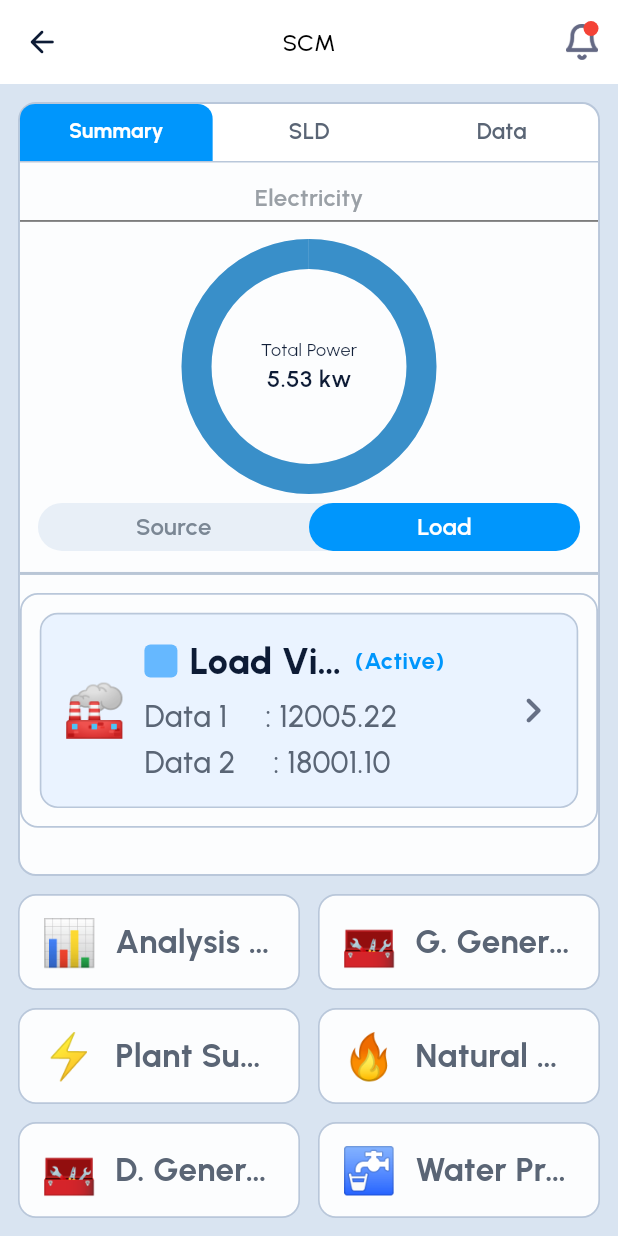
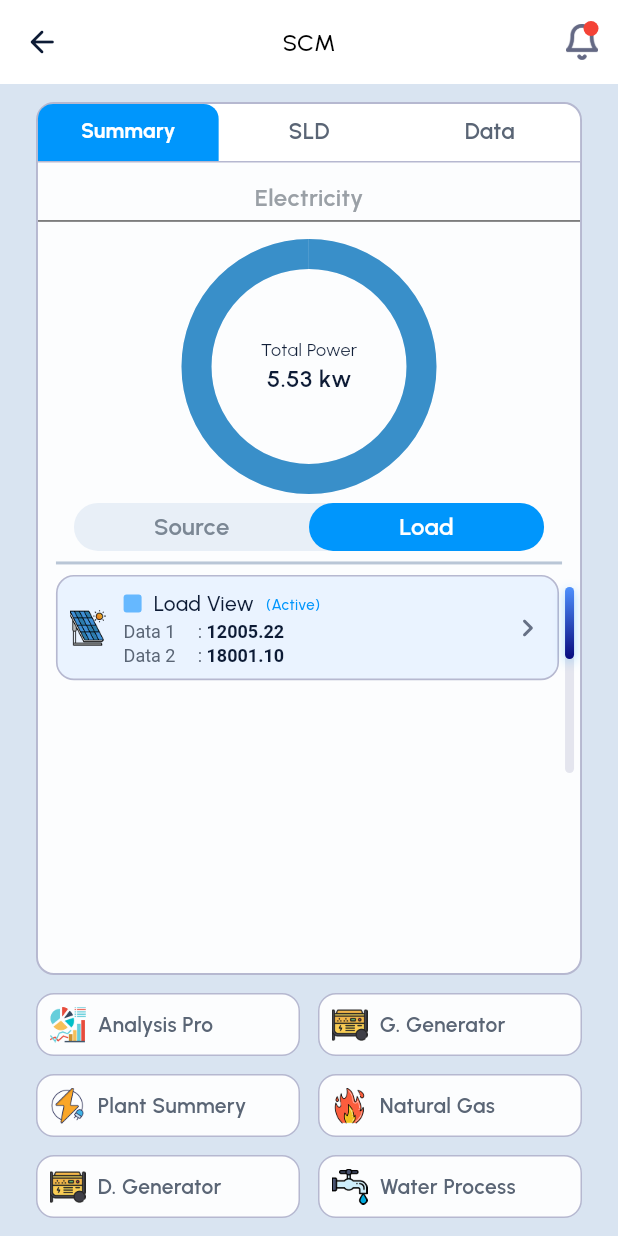
Before and after one commit to kawserfdev/SCUBE-CMS, a Flutter app: the HomeScreen screen opened by its route, after a tap on "Load", on a phone screen of 412 x 824 dp. Run offline on Flutter 3.47's test engine with Material 3 defaults, Android fonts, the light colour scheme and no system bars; our stand-ins replace get, google_fonts.

Commit message:
Update Pixel perfect UI in Home Page

```diff
--- a/lib/core/constants/app_assets.dart
+++ b/lib/core/constants/app_assets.dart
@@ -2,7 +2,7 @@ class AppAssets {
   AppAssets._();
 
   static const String appLogo = 'assets/images/app_logo.png';
-  static const String solar = 'assets/images/solar-sell.png';
+  static const String solar = 'assets/images/solar-cell.png';
   static const String battery = 'assets/images/battery.png';
   static const String pawer = 'assets/images/power.png';
   static const String calender = 'assets/images/calender.png';
--- a/lib/core/constants/app_colors.dart
+++ b/lib/core/constants/app_colors.dart
@@ -20,7 +20,7 @@ class AppColors {
   // New UI Colors
   static const Color backgroundLightBlue = Color(0xFFD9E4F1);
   static const Color textDarkBlue = Color(0xFF0D1B35);
-  static const Color borderLightBlue = Color(0xFFB9C7DA);
+  static const Color borderLightBlue = Color(0xFFB6B8D0);
   static const Color textMuted = Color(0xFF7B8794);
   static const Color textGrey = Color(0xFF5A6575);
   static const Color sectionTitle = Color(0xFF9AA0A6);
--- a/lib/features/home/controller/home_controller.dart
+++ b/lib/features/home/controller/home_controller.dart
@@ -1,8 +1,12 @@
 import 'package:flutter/material.dart';
 import 'package:get/get.dart';
+import 'package:scubecms/core/constants/app_assets.dart';
 import '../../../core/constants/app_colors.dart';
 
 class HomeController extends GetxController {
+    final ScrollController dataScrollController = ScrollController();
+
+
   final RxInt tabIndex = 0.obs;
 
   final RxInt segmentIndex = 0.obs;
@@ -27,7 +31,7 @@ class HomeController extends GetxController {
         isActive: true,
         data1: 55505.63,
         data2: 58805.63,
-        iconEmoji: "🔆",
+        iconEmoji: AppAssets.solar,
         colorBox: AppColors.dataBlue,
       ),
       HomeDataItem(
@@ -36,7 +40,7 @@ class HomeController extends GetxController {
         isActive: true,
         data1: 55505.63,
         data2: 58805.63,
-        iconEmoji: "🖥️",
+        iconEmoji:  AppAssets.battery ,
         colorBox: AppColors.dataOrange,
       ),
       HomeDataItem(
@@ -45,7 +49,7 @@ class HomeController extends GetxController {
         isActive: false,
         data1: 55505.63,
         data2: 58805.63,
-        iconEmoji: "⚡",
+        iconEmoji:  AppAssets.pawer,
         colorBox: AppColors.dataBlue,
       ),
     ]);
@@ -57,10 +61,15 @@ class HomeController extends GetxController {
         isActive: true,
         data1: 12005.22,
         data2: 18001.10,
-        iconEmoji: "🏭",
+        iconEmoji: AppAssets.solar,
         colorBox: AppColors.dataBlue,
       ),
     ]);
+  }
+    @override
+  void onClose() {
+    dataScrollController.dispose();
+    super.onClose();
   }
 }
 
--- a/lib/features/home/view/home_screen.dart
+++ b/lib/features/home/view/home_screen.dart
@@ -112,8 +112,9 @@ class HomeScreen extends GetView<HomeController> {
           const SectionTitle(title: "Electricity"),
           const SizedBox(height: AppSizes.md),
           PowerRing(kw: controller.totalPowerKw.value),
+          const SizedBox(height: AppSizes.lg),
           SourceLoadSegment(controller: controller),
-          Divider(color: AppColors.border,thickness: 2,height: 0.0,),
+
           DataListBox(items: items),
         ],
       );
--- /dev/null
+++ b/lib/features/home/widget/custom_gradient_scrolling_widget.dart
@@ -0,0 +1,127 @@
+import 'package:flutter/material.dart';
+import 'package:scubecms/core/constants/app_colors.dart';
+import 'package:scubecms/core/constants/app_sizes.dart';
+
+class GradientScrollbar extends StatefulWidget {
+  const GradientScrollbar({
+    super.key,
+    required this.controller,
+    required this.child,
+    this.thumbHeight = 48,
+    this.width = 6,
+  });
+
+  final ScrollController controller;
+  final Widget child;
+  final double thumbHeight;
+  final double width;
+
+  @override
+  State<GradientScrollbar> createState() => _GradientScrollbarState();
+}
+
+class _GradientScrollbarState extends State<GradientScrollbar> {
+  double _thumbTop = 0;
+
+  void _updateThumb() {
+    if (!mounted || !widget.controller.hasClients) return;
+
+    final position = widget.controller.position;
+    final maxScroll = position.maxScrollExtent;
+    final viewport = position.viewportDimension;
+
+    if (maxScroll <= 0 || viewport <= widget.thumbHeight) {
+      _thumbTop = 0;
+    } else {
+      _thumbTop =
+          (position.pixels / maxScroll) * (viewport - widget.thumbHeight);
+    }
+
+    setState(() {});
+  }
+
+  @override
+  void initState() {
+    super.initState();
+
+    widget.controller.addListener(_updateThumb);
+
+    WidgetsBinding.instance.addPostFrameCallback((_) {
+      _updateThumb();
+    });
+  }
+
+  @override
+  void didUpdateWidget(covariant GradientScrollbar oldWidget) {
+    super.didUpdateWidget(oldWidget);
+
+    if (oldWidget.controller != widget.controller) {
+      oldWidget.controller.removeListener(_updateThumb);
+      widget.controller.addListener(_updateThumb);
+      _updateThumb();
+    }
+  }
+
+  @override
+  void dispose() {
+    widget.controller.removeListener(_updateThumb);
+    super.dispose();
+  }
+
+  @override
+  Widget build(BuildContext context) {
+    return Padding(
+      padding:  EdgeInsets.fromLTRB(AppSizes.md, 0.0, 14, AppSizes.md),
+      child: Stack(
+        clipBehavior: Clip.none,
+        children: [
+
+       widget.child,
+          /// Track
+          Positioned(
+            right: -10,
+            top: 8,
+            bottom: 8,
+            child: Container(
+              width: widget.width,
+              decoration: BoxDecoration(
+                color: AppColors.borderLightBlue.withOpacity(.35),
+                borderRadius: BorderRadius.circular(12),
+              ),
+            ),
+          ),
+
+          /// Thumb
+          Positioned(
+            right: -10,
+            top: 8 + _thumbTop,
+            child: IgnorePointer(
+              child: Container(
+                width: widget.width,
+                height: widget.thumbHeight,
+                decoration: BoxDecoration(
+                  borderRadius: BorderRadius.circular(12),
+                  gradient: LinearGradient(
+                    begin: Alignment.topCenter,
+                    end: Alignment.bottomCenter,
+                    colors: [
+                      Color(0xFF4E91FD),
+                      Color(0xFF080B7F),
+                    ],
+                  ),
+                  boxShadow: [
+                    BoxShadow(
+                      color: AppColors.primary.withOpacity(.35),
+                      blurRadius: 6,
+                      offset: const Offset(0, 2),
+                    ),
+                  ],
+                ),
+              ),
+            ),
+          ),
+        ],
+      ),
+    );
+  }
+}
--- a/lib/features/home/widget/home_widgets.dart
+++ b/lib/features/home/widget/home_widgets.dart
@@ -1,5 +1,10 @@
+import 'dart:io';
+import 'dart:math' as math;
+
 import 'package:flutter/material.dart';
 import 'package:get/get.dart';
+import 'package:scubecms/core/constants/app_assets.dart';
+import 'package:scubecms/features/home/widget/custom_gradient_scrolling_widget.dart';
 import '../../../core/constants/app_colors.dart';
 import '../../../core/constants/app_sizes.dart';
 import '../../../routes/app_routes.dart';
@@ -13,7 +18,7 @@ class DashboardCardShell extends StatelessWidget {
   @override
   Widget build(BuildContext context) {
     return Container(
-      margin: const EdgeInsets.symmetric(horizontal: AppSizes.md),
+      margin: const EdgeInsets.symmetric(horizontal: AppSizes.xxl),
       decoration: BoxDecoration(
         color: Colors.white.withOpacity(.92),
         borderRadius: BorderRadius.circular(AppSizes.borderRadiusLg),
@@ -62,10 +67,7 @@ class DashboardTabs extends StatelessWidget {
         labelColor: Colors.white,
         unselectedLabelColor: AppColors.textGrey,
 
-        labelStyle: const TextStyle(
-          fontSize: 14,
-          fontWeight: FontWeight.w700,
-        ),
+        labelStyle: const TextStyle(fontSize: 14, fontWeight: FontWeight.w700),
         unselectedLabelStyle: const TextStyle(
           fontSize: 15,
           fontWeight: FontWeight.w600,
@@ -80,7 +82,6 @@ class DashboardTabs extends StatelessWidget {
     );
   }
 }
-
 
 class SectionTitle extends StatelessWidget {
   const SectionTitle({super.key, required this.title});
@@ -100,7 +101,7 @@ class SectionTitle extends StatelessWidget {
             color: AppColors.sectionTitle,
           ),
         ),
-        Divider( color: AppColors.textSecondary, height: 8),
+        Divider(color: AppColors.textSecondary, height: 8),
         const SizedBox(height: 6),
       ],
     );
@@ -177,11 +178,15 @@ class SourceLoadSegment extends StatelessWidget {
   Widget build(BuildContext context) {
     return Obx(() {
       final idx = controller.segmentIndex.value;
-      return Container(
+      return Padding(
+        padding: const EdgeInsets.symmetric(horizontal: AppSizes.md),
+        child: Column(
+          children: [
+            Container(
               height: 32,
               margin: const EdgeInsets.symmetric(
                 horizontal: AppSizes.md,
-          vertical: AppSizes.lg,
+
               ),
               // padding: const EdgeInsets.all(5),
               decoration: BoxDecoration(
@@ -206,6 +211,10 @@ class SourceLoadSegment extends StatelessWidget {
                       selectedColor: _blue,
                     ),
                   ),
+                ],
+              ),
+            ),
+            Divider(color: AppColors.border,thickness: 2),
           ],
         ),
       );
@@ -259,31 +268,30 @@ class DataListBox extends StatelessWidget {
 
   @override
   Widget build(BuildContext context) {
-    return Container(
-      margin: const EdgeInsets.only(top: AppSizes.md),
-      padding: const EdgeInsets.all(AppSizes.md),
-      decoration: BoxDecoration(
-        border: Border.all(color: AppColors.borderLightBlue, width: 1.2),
-        borderRadius: BorderRadius.circular(AppSizes.borderRadiusLg),
+    final controller = Get.find<HomeController>();
+
+    final double visibleHeight = math.min(items.length * 140.0, 360.0);
+
+    return GradientScrollbar(
+      controller: controller.dataScrollController,
+      child: SizedBox(
+        height: visibleHeight,
+        child: ListView.separated(
+          scrollDirection: Axis.vertical,
+          physics: ClampingScrollPhysics(),
+
+          controller: controller.dataScrollController,
+          padding: EdgeInsets.zero,
+          itemCount: items.length,
+          itemBuilder: (_, index) {
+            return DataTile(item: items[index]);
+          },
+          separatorBuilder: (_, __) => const SizedBox(height: AppSizes.md),
         ),
-      child: ListView.builder(
-        itemCount: items.length,
-        shrinkWrap: true,
-        physics: const NeverScrollableScrollPhysics(),
-        itemBuilder: (context, index) {
-        final item = items[index];
-        return Padding(
-          padding: EdgeInsets.only(
-            bottom: index < items.length - 1 ? AppSizes.md : 0,
       ),
-          child: DataTile(item: item),
-        );
-      }),
-
     );
   }
 }
-
 class DataTile extends StatelessWidget {
   const DataTile({super.key, required this.item});
 
@@ -292,7 +300,7 @@ class DataTile extends StatelessWidget {
   @override
   Widget build(BuildContext context) {
     return Container(
-      padding: const EdgeInsets.fromLTRB(14, 14, 12, 14),
+      padding: const EdgeInsets.all(AppSizes.sm),
       decoration: BoxDecoration(
         color: AppColors.tileBackground,
         borderRadius: BorderRadius.circular(AppSizes.borderRadiusLg),
@@ -300,7 +308,8 @@ class DataTile extends StatelessWidget {
       ),
       child: Row(
         children: [
-          Text(item.iconEmoji, style: const TextStyle(fontSize: 34)),
+          Image.asset(item.iconEmoji, width:  AppSizes.xxl, height: AppSizes.xxl),
+         // Text(, style: const TextStyle(fontSize: 34)),
           const SizedBox(width: 12),
           Expanded(
             child: Column(
@@ -309,24 +318,24 @@ class DataTile extends StatelessWidget {
                 Row(
                   children: [
                     Container(
-                      width: 22,
-                      height: 22,
+                      width: 12,
+                      height: 12,
                       decoration: BoxDecoration(
                         color: item.colorBox,
-                        borderRadius: BorderRadius.circular(4),
+                        borderRadius: BorderRadius.circular(2),
                       ),
                     ),
                     const SizedBox(width: AppSizes.sm),
 
                     // ✅ Make title flexible
-                    Expanded(
+                    Flexible(
                       child: Text(
                         item.title,
                         maxLines: 1,
                         overflow: TextOverflow.ellipsis,
                         style: const TextStyle(
-                          fontSize: 24, // slightly smaller to avoid overflow
-                          fontWeight: FontWeight.w800,
+                          fontSize: 14,
+                          fontWeight: FontWeight.w500,
                           color: AppColors.textDarkBlue,
                         ),
                       ),
@@ -341,8 +350,8 @@ class DataTile extends StatelessWidget {
                         maxLines: 1,
                         overflow: TextOverflow.ellipsis,
                         style: TextStyle(
-                          fontSize: AppSizes.fontSizeLg,
-                          fontWeight: FontWeight.w700,
+                          fontSize:10,
+                          fontWeight: FontWeight.w500,
                           color: item.isActive
                               ? AppColors.primary
                               : AppColors.statusRed,
@@ -352,38 +361,63 @@ class DataTile extends StatelessWidget {
                   ],
                 ),
 
-                const SizedBox(height: 6),
+                const SizedBox(height: 2),
                 FittedBox(
                   fit: BoxFit.scaleDown,
                   alignment: Alignment.centerLeft,
-                  child: Text(
-                    "Data 1     : ${item.data1.toStringAsFixed(2)}",
+                  child: RichText(text: TextSpan(
+                    children: [
+                      TextSpan(
+                        text: "Data 1     : ",
                         style: const TextStyle(
-                      fontSize: 20,
+                          fontSize: 12,
                           color: AppColors.textGrey,
-                      fontWeight: FontWeight.w500,
+                          fontWeight: FontWeight.w400,
                         ),
                       ),
+                      TextSpan(
+                        text: item.data1.toStringAsFixed(2),
+                        style: const TextStyle(
+                          fontSize: 12,
+                          color: AppColors.textDarkBlue,
+                          fontWeight: FontWeight.w600,
+                        ),
+                      ),
+                    ],
+                  ))
                 ),
                 const SizedBox(height: 2),
                 FittedBox(
                   fit: BoxFit.scaleDown,
                   alignment: Alignment.centerLeft,
-                  child: Text(
-                    "Data 2     : ${item.data2.toStringAsFixed(2)}",
+                  child: RichText(text: TextSpan(
+                    children: [
+                      TextSpan(
+                        text: "Data 2     : ",
                         style: const TextStyle(
-                      fontSize: 20,
+                          fontSize: 12,
                           color: AppColors.textGrey,
-                      fontWeight: FontWeight.w500,
+                          fontWeight: FontWeight.w400,
                         ),
                       ),
+                      TextSpan(
+                        text: item.data2.toStringAsFixed(2),
+                        style: const TextStyle(
+                          fontSize: 12,
+                          color: AppColors.textDarkBlue,
+                          fontWeight: FontWeight.w600,
+                        ),
+                      ),
+                    ],
+                  )
+                  )
                 ),
               ],
             ),
           ),
           const Icon(
             Icons.chevron_right_rounded,
-            size: 34,
+            size: 24,
             color: AppColors.iconGrey,
           ),
         ],
@@ -399,7 +433,7 @@ class QuickActionsGrid extends StatelessWidget {
   Widget build(BuildContext context) {
     return Padding(
       padding: const EdgeInsets.symmetric(
-        horizontal: AppSizes.md,
+        horizontal: AppSizes.xxl,
         vertical: AppSizes.md,
       ),
       child: Column(
@@ -408,7 +442,7 @@ class QuickActionsGrid extends StatelessWidget {
             children: [
               Expanded(
                 child: QuickActionButton(
-                  emoji: "📊",
+                  emoji:AppAssets.chart,
                   label: "Analysis Pro",
                   onTap: () => Get.toNamed(AppRoutes.screen1),
                 ),
@@ -416,7 +450,7 @@ class QuickActionsGrid extends StatelessWidget {
               const SizedBox(width: AppSizes.md),
               Expanded(
                 child: QuickActionButton(
-                  emoji: "🧰",
+                  emoji: AppAssets.generator,
                   label: "G. Generator",
                   onTap: () => Get.toNamed(AppRoutes.screen2),
                 ),
@@ -428,7 +462,7 @@ class QuickActionsGrid extends StatelessWidget {
             children: [
               Expanded(
                 child: QuickActionButton(
-                  emoji: "⚡",
+                  emoji: AppAssets.charge,
                   label: "Plant Summery",
                   onTap: () => Get.toNamed(AppRoutes.screen3),
                 ),
@@ -436,7 +470,7 @@ class QuickActionsGrid extends StatelessWidget {
               const SizedBox(width: AppSizes.md),
               Expanded(
                 child: QuickActionButton(
-                  emoji: "🔥",
+                  emoji:AppAssets.fire,
                   label: "Natural Gas",
                   onTap: () => Get.toNamed(AppRoutes.screen4),
                 ),
@@ -447,11 +481,11 @@ class QuickActionsGrid extends StatelessWidget {
           Row(
             children: [
               Expanded(
-                child: QuickActionButton(emoji: "🧰", label: "D. Generator"),
+                child: QuickActionButton(emoji: AppAssets.generator, label: "D. Generator"),
               ),
               SizedBox(width: AppSizes.md),
               Expanded(
-                child: QuickActionButton(emoji: "🚰", label: "Water Process"),
+                child: QuickActionButton(emoji:AppAssets.faucet, label: "Water Process"),
               ),
             ],
           ),
@@ -479,23 +513,23 @@ class QuickActionButton extends StatelessWidget {
       borderRadius: BorderRadius.circular(14),
       onTap: onTap,
       child: Container(
-        height: 64,
-        padding: const EdgeInsets.symmetric(horizontal: 14),
+        height: 42,
+        padding: const EdgeInsets.symmetric(horizontal: 8),
         decoration: BoxDecoration(
           color: Colors.white.withOpacity(.92),
           borderRadius: BorderRadius.circular(AppSizes.borderRadiusLg),
-          border: Border.all(color: AppColors.borderLightBlue, width: 1.1),
+          border: Border.all(color: AppColors.borderLightBlue, width: 1),
         ),
         child: Row(
           children: [
-            Text(emoji, style: const TextStyle(fontSize: 30)),
-            const SizedBox(width: 12),
+            Image.asset(emoji, height: 24, width: 24),
+            const SizedBox(width: 8),
             Expanded(
               child: Text(
                 label,
                 style: const TextStyle(
-                  fontSize: 22,
-                  fontWeight: FontWeight.w700,
+                  fontSize: 14,
+                  fontWeight: FontWeight.w600,
                   color: AppColors.textGrey,
                 ),
                 maxLines: 1,
```
Lines whose indentation alone changed are shown as unchanged.
